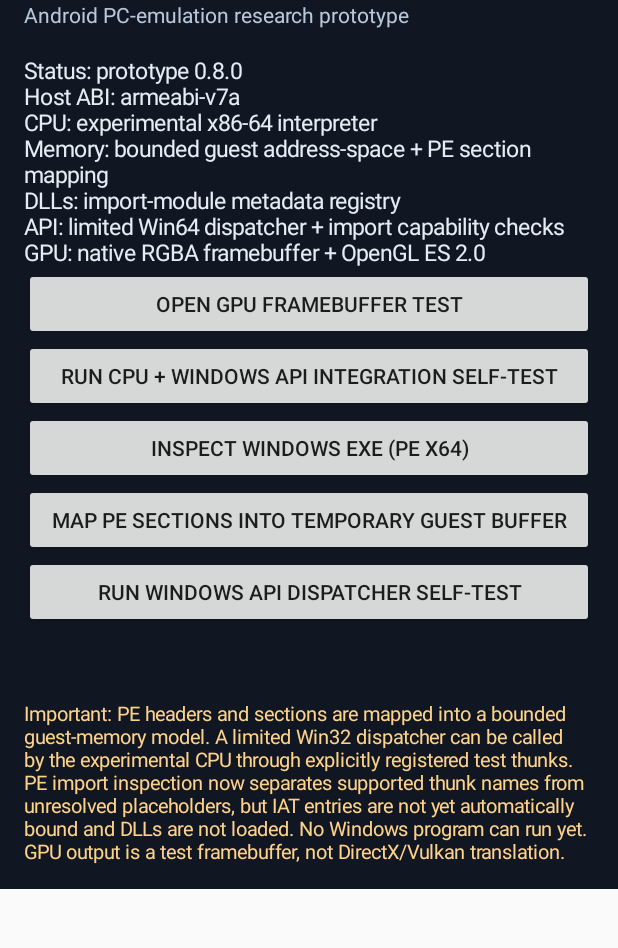
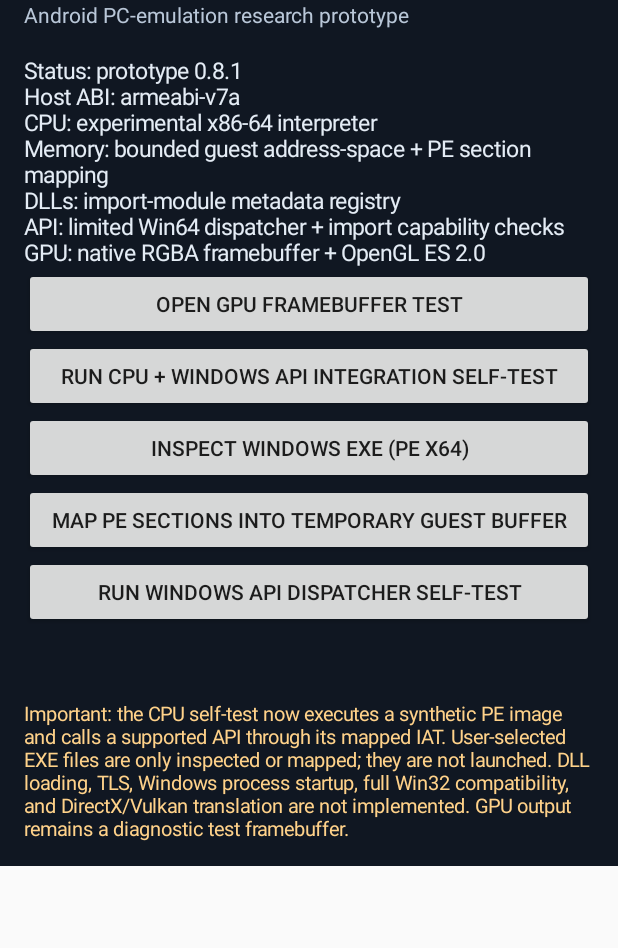
Before and after one commit to suksesjt12-source/AsterPc, an Android app: the screen it shows after launch (MainActivity), on a phone screen of 412 x 824 dp, the part 85-1033 px from its top. Run offline under Robolectric (Android 15) with nearby library versions, the phone set to English and light mode, and no system bars; 1 statement that could not run was skipped.

Commit message:
Update AsterPC runtime integration status in app UI

```diff
--- a/app/src/main/java/com/asterpc/MainActivity.java
+++ b/app/src/main/java/com/asterpc/MainActivity.java
@@ -52,7 +52,7 @@ public class MainActivity extends Activity {
         root.addView(subtitle);
 
         TextView status = new TextView(this);
-        status.setText("\nStatus: prototype 0.8.0\nHost ABI: " + android.os.Build.SUPPORTED_ABIS[0]
+        status.setText("\nStatus: prototype 0.8.1\nHost ABI: " + android.os.Build.SUPPORTED_ABIS[0]
                 + "\nCPU: experimental x86-64 interpreter\nMemory: bounded guest address-space + PE section mapping\nDLLs: import-module metadata registry\nAPI: limited Win64 dispatcher + import capability checks\nGPU: native RGBA framebuffer + OpenGL ES 2.0");
         status.setTextColor(0xFFE4ECF5);
         status.setTextSize(15);
@@ -89,7 +89,7 @@ public class MainActivity extends Activity {
         root.addView(output);
 
         TextView warning = new TextView(this);
-        warning.setText("\nImportant: PE headers and sections are mapped into a bounded guest-memory model. A limited Win32 dispatcher can be called by the experimental CPU through explicitly registered test thunks. PE import inspection now separates supported thunk names from unresolved placeholders, but IAT entries are not yet automatically bound and DLLs are not loaded. No Windows program can run yet. GPU output is a test framebuffer, not DirectX/Vulkan translation.");
+        warning.setText("\nImportant: the CPU self-test now executes a synthetic PE image and calls a supported API through its mapped IAT. User-selected EXE files are only inspected or mapped; they are not launched. DLL loading, TLS, Windows process startup, full Win32 compatibility, and DirectX/Vulkan translation are not implemented. GPU output remains a diagnostic test framebuffer.");
         warning.setTextColor(0xFFFFD28A);
         warning.setTextSize(13);
         root.addView(warning);
```
